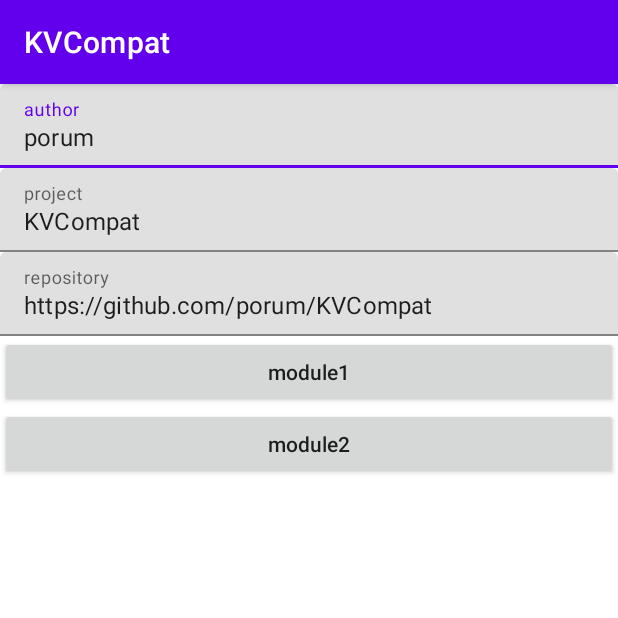
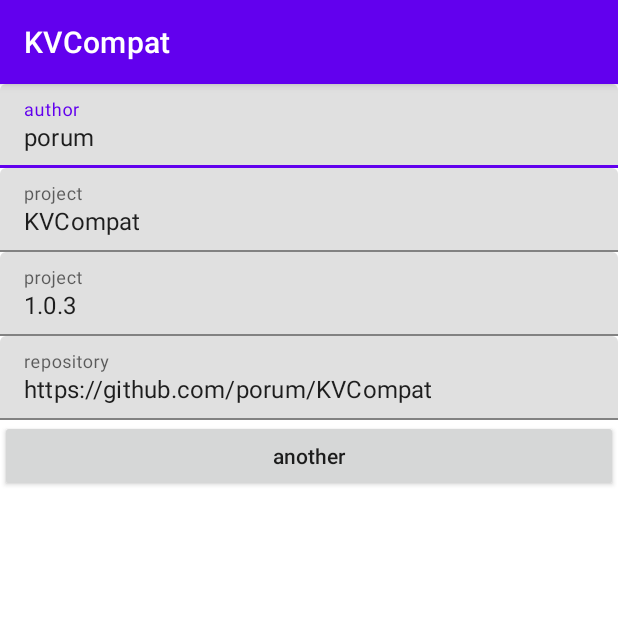
Before and after one commit to porum/KVCompat, an Android app: the screen it shows after launch (MainActivity), on a phone screen of 412 x 824 dp, the top half of it. Run offline under Robolectric (Android 15) with nearby library versions, the phone set to English and light mode, and no system bars; libraries missing offline, so code that uses them is left out: com.facebook.flipper, com.facebook.soloader, com.tencent.mmkv; 11 statements that could not run were skipped.

Commit message:
update sample

```diff
--- a/sample/src/main/res/layout/activity_main.xml
+++ b/sample/src/main/res/layout/activity_main.xml
@@ -45,6 +45,22 @@
     android:layout_height="wrap_content">
 
     <com.google.android.material.textfield.TextInputEditText
+      android:id="@+id/versionEt"
+      android:layout_width="match_parent"
+      android:layout_height="wrap_content"
+      android:hint="project"
+      android:imeOptions="actionDone"
+      android:inputType="text"
+      android:maxLines="1"
+      android:text="1.0.3" />
+
+  </com.google.android.material.textfield.TextInputLayout>
+
+  <com.google.android.material.textfield.TextInputLayout
+    android:layout_width="match_parent"
+    android:layout_height="wrap_content">
+
+    <com.google.android.material.textfield.TextInputEditText
       android:id="@+id/repositoryEt"
       android:layout_width="match_parent"
       android:layout_height="wrap_content"
@@ -57,17 +73,10 @@
   </com.google.android.material.textfield.TextInputLayout>
 
   <androidx.appcompat.widget.AppCompatButton
-    android:id="@+id/module1"
+    android:id="@+id/another"
     android:layout_width="match_parent"
     android:layout_height="wrap_content"
-    android:text="module1"
-    android:textAllCaps="false" />
-
-  <androidx.appcompat.widget.AppCompatButton
-    android:id="@+id/module2"
-    android:layout_width="match_parent"
-    android:layout_height="wrap_content"
-    android:text="module2"
+    android:text="another"
     android:textAllCaps="false" />
 
 </LinearLayout>
```
Also changed, not shown: sample/src/main/java/io/github/porum/kvcompat/sample/MainActivity.kt (+17 -22 lines).
